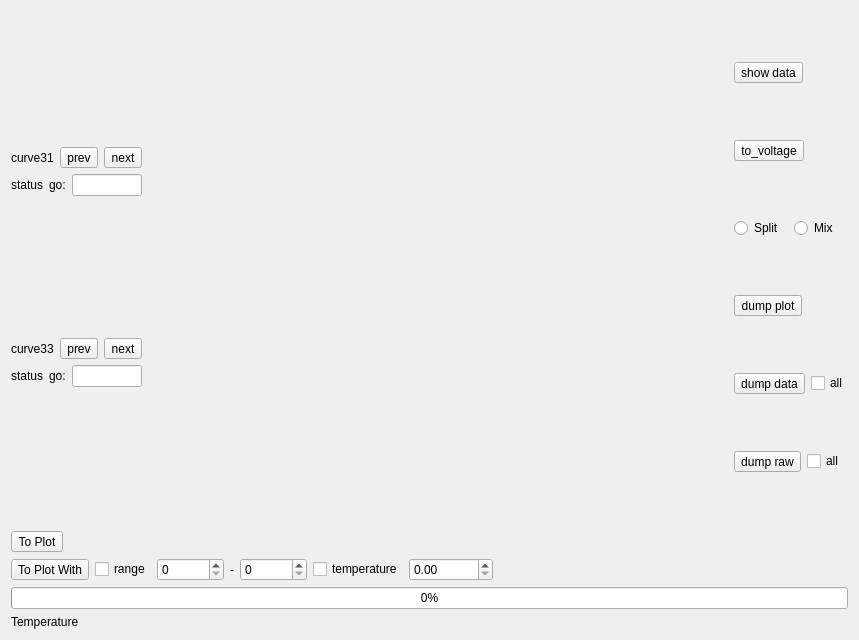
MRsoymilk/MySerial, file src/form/FormPlotHistory/formplothistory.ui: the form before one commit.
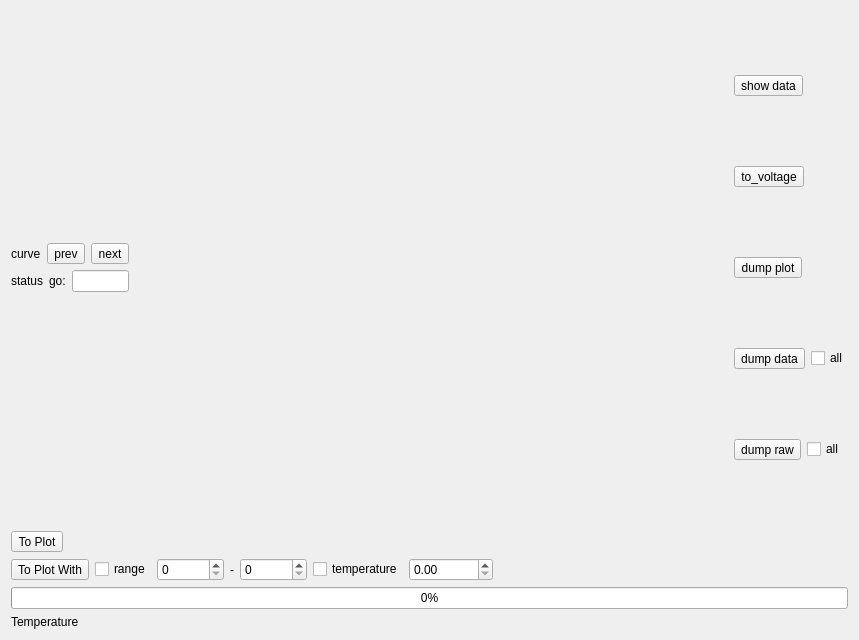
The form after the commit.

Commit message: FormPlotHistory: remove split mode

Diff of the .ui file:
```diff
--- a/src/form/FormPlotHistory/formplothistory.ui
+++ b/src/form/FormPlotHistory/formplothistory.ui
@@ -15,7 +15,7 @@
   </property>
   <layout class="QGridLayout" name="gridLayout" rowstretch="1,0,0,0,0" columnstretch="1,9,0">
    <item row="0" column="0">
-    <layout class="QVBoxLayout" name="verticalLayout" stretch="9,9">
+    <layout class="QVBoxLayout" name="verticalLayout" stretch="9">
      <item>
       <layout class="QVBoxLayout" name="vLay14">
        <item>
@@ -23,7 +23,7 @@
          <item>
           <widget class="QLabel" name="label14">
            <property name="text">
-            <string>curve31</string>
+            <string>curve</string>
            </property>
           </widget>
          </item>
@@ -62,61 +62,7 @@
             </widget>
            </item>
            <item>
-            <widget class="QLineEdit" name="lineEdit14Go"/>
-           </item>
-          </layout>
-         </item>
-        </layout>
-       </item>
-      </layout>
-     </item>
-     <item>
-      <layout class="QVBoxLayout" name="vLay24">
-       <item>
-        <layout class="QHBoxLayout" name="hLay24">
-         <item>
-          <widget class="QLabel" name="label24">
-           <property name="text">
-            <string>curve33</string>
-           </property>
-          </widget>
-         </item>
-         <item>
-          <widget class="QToolButton" name="tBtnPrev24">
-           <property name="text">
-            <string>prev</string>
-           </property>
-          </widget>
-         </item>
-         <item>
-          <widget class="QToolButton" name="tBtnNext24">
-           <property name="text">
-            <string>next</string>
-           </property>
-          </widget>
-         </item>
-        </layout>
-       </item>
-       <item>
-        <layout class="QHBoxLayout" name="hLay24Status">
-         <item>
-          <widget class="QLabel" name="labelStatus33">
-           <property name="text">
-            <string>status</string>
-           </property>
-          </widget>
-         </item>
-         <item>
-          <layout class="QHBoxLayout" name="hLay24StatusGo">
-           <item>
-            <widget class="QLabel" name="label24Go">
-             <property name="text">
-              <string>go:</string>
-             </property>
-            </widget>
-           </item>
-           <item>
-            <widget class="QLineEdit" name="lineEdit24Go"/>
+            <widget class="QLineEdit" name="lineEditGo"/>
            </item>
           </layout>
          </item>
@@ -176,24 +122,6 @@
        </property>
       </widget>
      </item>
-     <item>
-      <layout class="QHBoxLayout" name="hLayDisplayFormat">
-       <item>
-        <widget class="QRadioButton" name="radioButtonSplit">
-         <property name="text">
-          <string>Split</string>
-         </property>
-        </widget>
-       </item>
-       <item>
-        <widget class="QRadioButton" name="radioButtonMix">
-         <property name="text">
-          <string>Mix</string>
-         </property>
-        </widget>
-       </item>
-      </layout>
-     </item>
      <item>
       <widget class="QToolButton" name="tBtnDumpPlot">
        <property name="text">
```
Left out of the diff: 18 changed lines with no effect on the pictures. The commit also changes 2 other files.
